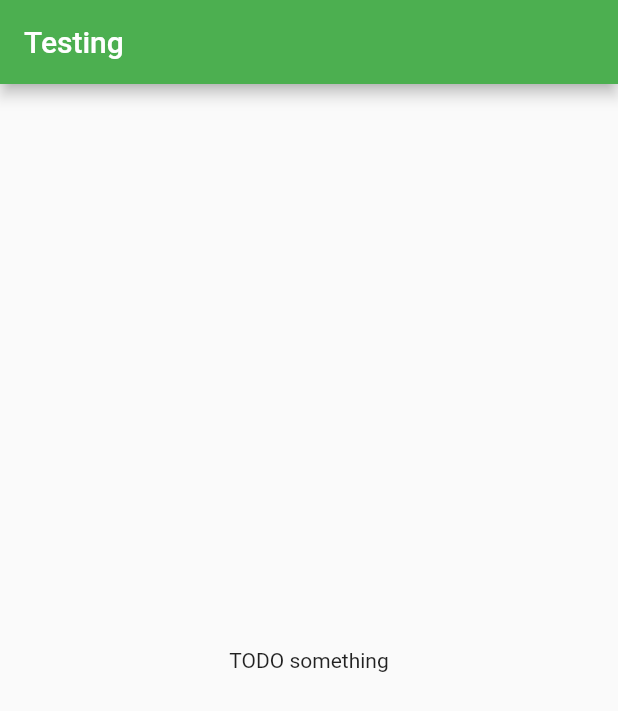
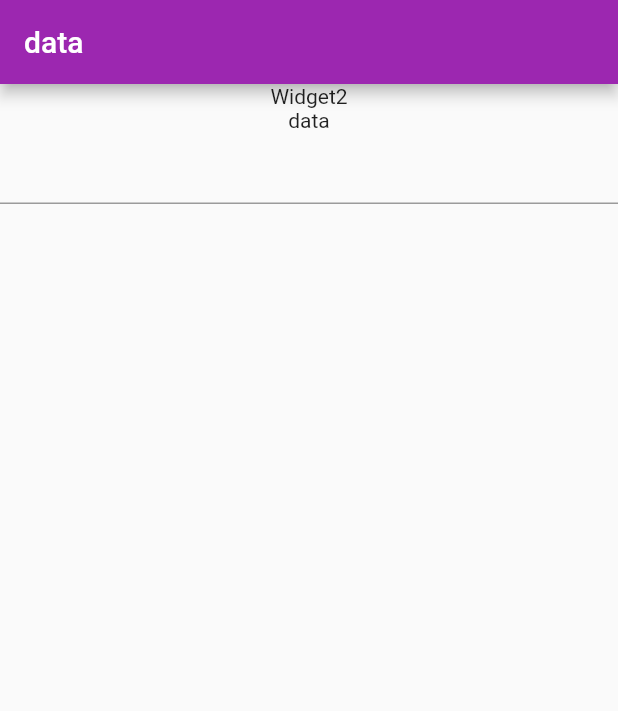
Before and after one commit to DoomHopes/flutter_test_project, a Flutter app: the screen it shows after launch, on a phone screen of 412 x 824 dp. Shown: the top 711 px of the screen. Run offline on Flutter 3.47's test engine with Material 2 defaults, Android fonts, the phone set to English and light mode, and no system bars.

Commit message:
work with provider

```diff
--- a/lib/main.dart
+++ b/lib/main.dart
@@ -1,6 +1,8 @@
 import 'package:flutter/material.dart';
 import 'package:flutter/rendering.dart' show debugPaintSizeEnabled;
+import 'package:provider/provider.dart';
 
+import 'models/data.dart';
 import 'pages/home_page.dart';
 
 void main() {
@@ -11,9 +13,15 @@ void main() {
 class MyApp extends StatelessWidget {
   @override
   Widget build(BuildContext context) {
-    return MaterialApp(
-        title: 'App',
-        theme: ThemeData(primarySwatch: Colors.green),
-        home: HomePage());
+    return ChangeNotifierProvider<Data>(
+      create: (context) => Data(),
+      child: MaterialApp(
+          title: 'App',
+          theme: ThemeData(
+            primarySwatch: Colors.purple,
+            accentColor: Colors.black,
+          ),
+          home: HomePage()),
+    );
   }
 }
--- /dev/null
+++ b/lib/models/data.dart
@@ -0,0 +1,13 @@
+import 'package:flutter/foundation.dart';
+
+class Data with ChangeNotifier {
+  String _data = 'data';
+
+  String get getData => _data;
+
+  void changeString(String newString) {
+    _data = newString;
+
+    notifyListeners();
+  }
+}
--- a/lib/pages/home_page.dart
+++ b/lib/pages/home_page.dart
@@ -1,19 +1,65 @@
 import 'package:flutter/material.dart';
+import 'package:flutter_test_project/models/data.dart';
+import 'package:provider/provider.dart';
 
-class HomePage extends StatefulWidget {
-  @override
-  _HomePageState createState() => _HomePageState();
-}
-
-class _HomePageState extends State<HomePage> {
+class HomePage extends StatelessWidget {
   @override
   Widget build(BuildContext context) {
     return Scaffold(
-        appBar: AppBar(title: Text('Testing')),
-        body: Container(
-          child: Center(
-            child: Text('TODO something'),
-          ),
-        ));
+      appBar: AppBar(
+        title: Container(
+          child: Text(context.watch<Data>().getData),
+        ),
+      ),
+      body: Center(
+        child: Widget1(),
+      ),
+    );
   }
 }
+
+class Widget1 extends StatelessWidget {
+  @override
+  Widget build(BuildContext context) {
+    return Container(
+      child: Widget2(),
+    );
+  }
+}
+
+class Widget2 extends StatelessWidget {
+  @override
+  Widget build(BuildContext context) {
+    return Container(
+      child: Column(
+        children: <Widget>[
+          Container(
+            child: Text('Widget2'),
+          ),
+          Widget3(),
+          MyTextField(),
+        ],
+      ),
+    );
+  }
+}
+
+class Widget3 extends StatelessWidget {
+  @override
+  Widget build(BuildContext context) {
+    return Container(
+      child: Text(context.watch<Data>().getData),
+    );
+  }
+}
+
+class MyTextField extends StatelessWidget {
+  MyTextField({Key key}) : super(key: key);
+
+  @override
+  Widget build(BuildContext context) {
+    return TextField(
+      onChanged: (newData) => context.read<Data>().changeString(newData),
+    );
+  }
+}
--- a/pubspec.yaml
+++ b/pubspec.yaml
@@ -28,6 +28,7 @@ dependencies:
   # The following adds the Cupertino Icons font to your application.
   # Use with the CupertinoIcons class for iOS style icons.
   cupertino_icons: ^1.0.0
+  provider: ^4.3.2+3
 
 dev_dependencies:
   flutter_test:
```
Also changed, not shown: pubspec.lock.
